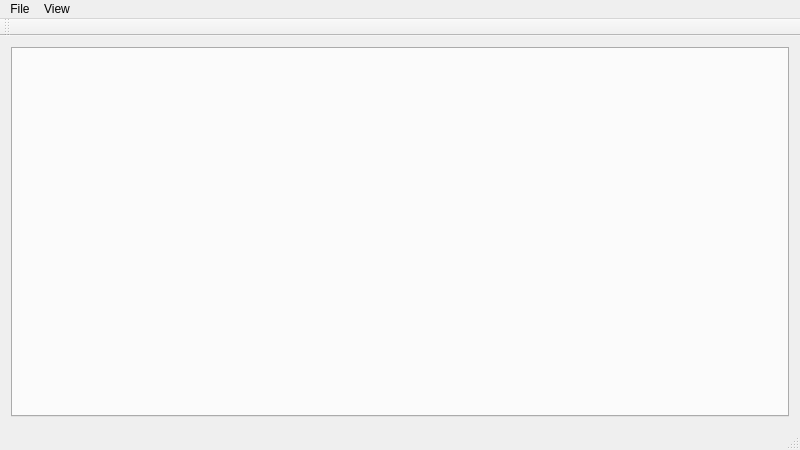
First picture: the form in mainwindow.ui, repository Cheddy/InterventionManagerClient, before the edit.
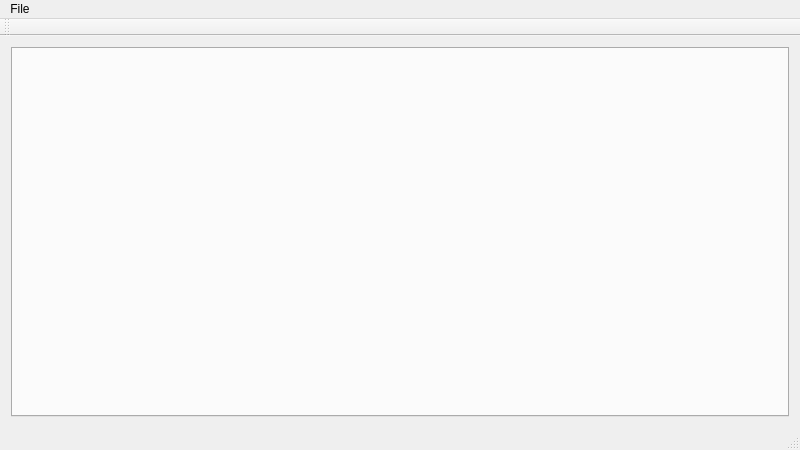
Second picture: the form after the edit.

The edit to the form file:
```diff
--- a/mainwindow.ui
+++ b/mainwindow.ui
@@ -74,13 +74,7 @@
      <string>File</string>
     </property>
    </widget>
-   <widget class="QMenu" name="menuView">
-    <property name="title">
-     <string>View</string>
-    </property>
-   </widget>
    <addaction name="menuFile"/>
-   <addaction name="menuView"/>
   </widget>
   <widget class="QToolBar" name="mainToolBar">
    <attribute name="toolBarArea">
```
Left out of the diff: 2 changed lines with no effect on the pictures.
